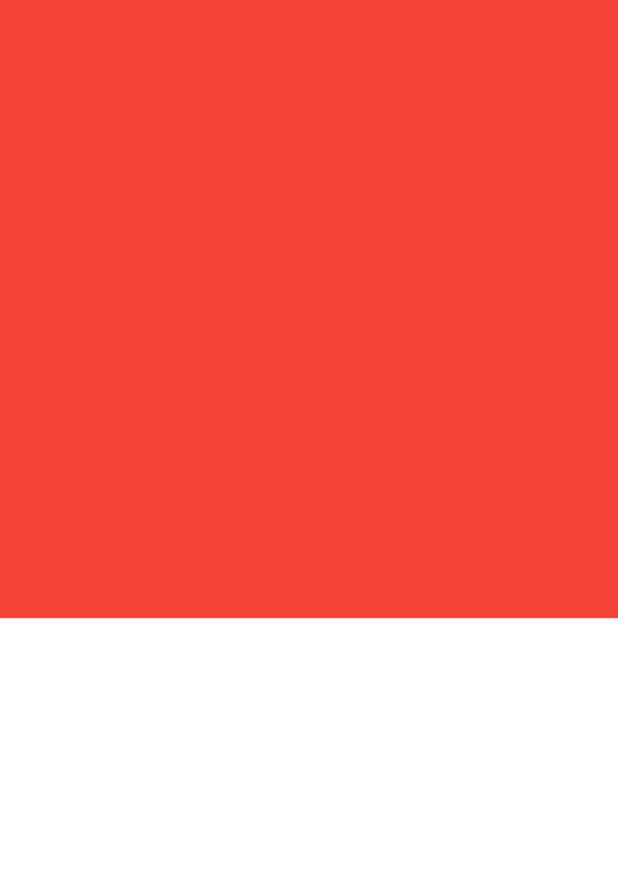
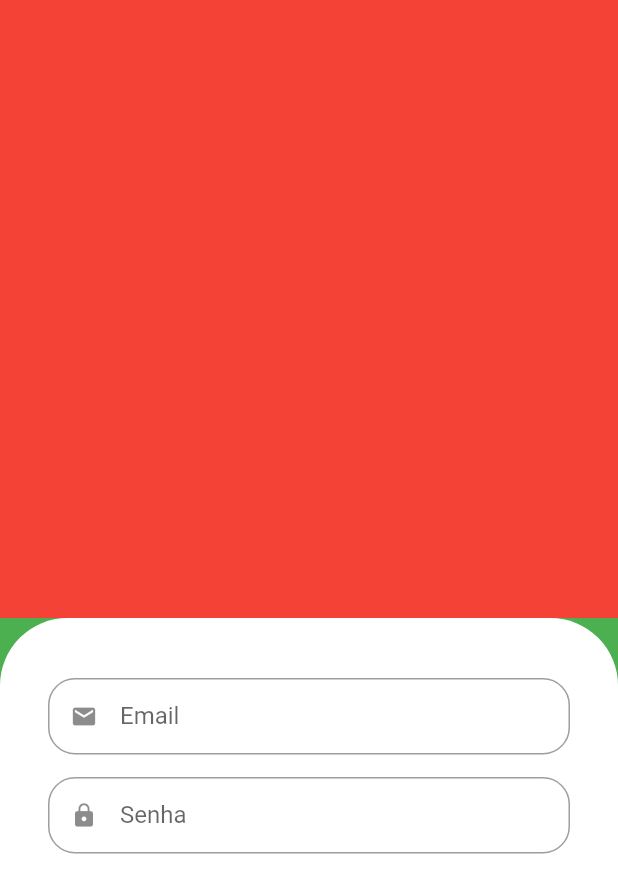
Before and after one commit to emilson-silva/quitanda_virtual, a Flutter app: the screen it shows after launch, on a phone screen of 412 x 824 dp. Shown: the top 893 px of the screen. Run offline on Flutter 3.47's test engine with Material 2 defaults, Android fonts, the phone set to English and light mode, and no system bars.

Commit message:
Criando widget customizado de campo de texto

```diff
--- a/lib/main.dart
+++ b/lib/main.dart
@@ -14,7 +14,7 @@ class MyApp extends StatelessWidget {
     return MaterialApp(
       title: 'Flutter Demo',
       theme: ThemeData(
-        primarySwatch: Colors.blue,
+        primarySwatch: Colors.green,
       ),
       debugShowCheckedModeBanner: false,
       home: const SignInScreen(),
--- /dev/null
+++ b/lib/src/auth/components/custom_text_field.dart
@@ -0,0 +1,34 @@
+import 'package:flutter/material.dart';
+
+class CustomTextField extends StatelessWidget {
+  final IconData icon;
+  final String label;
+  final bool isObscure;
+
+  const CustomTextField({
+    super.key,
+    required this.icon,
+    required this.label,
+    this.isObscure = false,
+  });
+
+  @override
+  Widget build(BuildContext context) {
+    return Padding(
+      padding: const EdgeInsets.only(
+        bottom: 15,
+      ),
+      child: TextFormField(
+        obscureText: isObscure,
+        decoration: InputDecoration(
+          prefixIcon: Icon(icon),
+          labelText: label,
+          isDense: true,
+          border: OutlineInputBorder(
+            borderRadius: BorderRadius.circular(18),
+          ),
+        ),
+      ),
+    );
+  }
+}
--- a/lib/src/auth/sign_in_screen.dart
+++ b/lib/src/auth/sign_in_screen.dart
@@ -1,4 +1,5 @@
 import 'package:flutter/material.dart';
+import 'package:quitanda_virtual/src/auth/components/custom_text_field.dart';
 
 class SignInScreen extends StatelessWidget {
   const SignInScreen({super.key});
@@ -6,6 +7,7 @@ class SignInScreen extends StatelessWidget {
   @override
   Widget build(BuildContext context) {
     return Scaffold(
+      backgroundColor: Colors.green,
       body: Column(
         children: [
           Expanded(
@@ -15,7 +17,29 @@ class SignInScreen extends StatelessWidget {
           ),
           Expanded(
             child: Container(
-              color: Colors.white,
+              padding: const EdgeInsets.symmetric(
+                horizontal: 32,
+                vertical: 40,
+              ),
+              decoration: const BoxDecoration(
+                color: Colors.white,
+                borderRadius: BorderRadius.vertical(
+                  top: Radius.circular(45),
+                ),
+              ),
+              child: Column(
+                children: const [
+                  CustomTextField(
+                    icon: Icons.email,
+                    label: 'Email',
+                  ),
+                  CustomTextField(
+                    icon: Icons.lock,
+                    label: 'Senha',
+                    isObscure: true,
+                  ),
+                ],
+              ),
             ),
           ),
         ],
```
